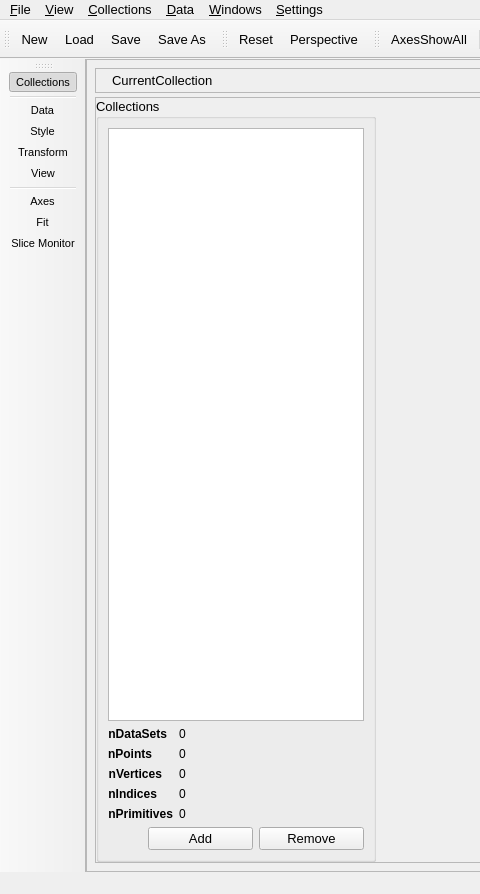
This is src/gui/uchroma.ui in trisyoungs/uchroma as Qt 5 draws it before an edit; both pictures show x 0 to 480 and y 0 to 894 of the 1092 by 894 pixel window. The edited form follows.
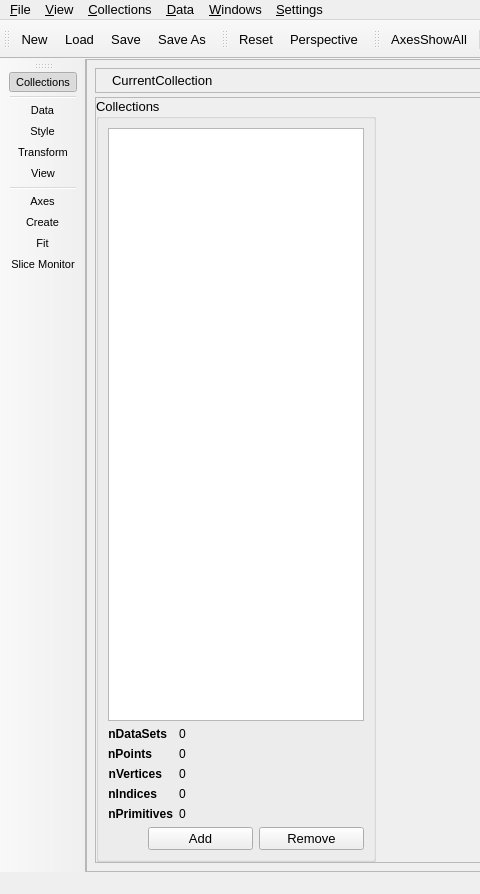
This is the edited form. Icons and pictures are not drawn. Custom widgets are drawn as their Qt base class.

Commit message: Update test/cos.ucr example. Added test/wanderer.ucr. Added ParentList template class, which takes parent class as template parameter, and simply subclasses List<T> and reimplements the add() function as add(P& parent). Fixed - File modified state was not changed when adjusting axes parameters or view layout settings. Converted CreateCollectionDialog into CreateWindow, and simplified it.

```diff
--- a/src/gui/uchroma.ui
+++ b/src/gui/uchroma.ui
@@ -731,6 +731,7 @@
    <addaction name="actionWindowsView"/>
    <addaction name="separator"/>
    <addaction name="actionWindowsAxes"/>
+   <addaction name="actionWindowsCreate"/>
    <addaction name="actionWindowsFit"/>
    <addaction name="actionWindowsSliceMonitor"/>
   </widget>
@@ -1178,6 +1179,17 @@
     <string>Log</string>
    </property>
   </action>
+  <action name="actionWindowsCreate">
+   <property name="checkable">
+    <bool>true</bool>
+   </property>
+   <property name="text">
+    <string>Create</string>
+   </property>
+   <property name="toolTip">
+    <string>Create new collections from scratch</string>
+   </property>
+  </action>
  </widget>
  <customwidgets>
   <customwidget>
```
Left out of the diff: 3 changed lines with no effect on the pictures. The commit also changes 20 other files.
